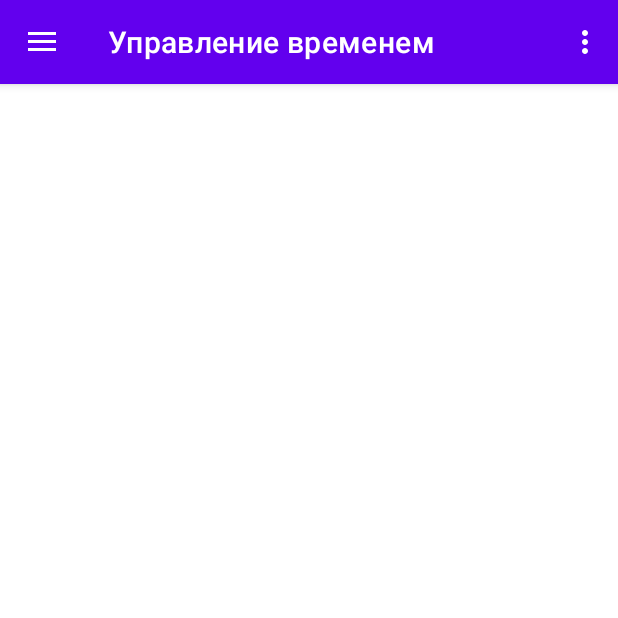
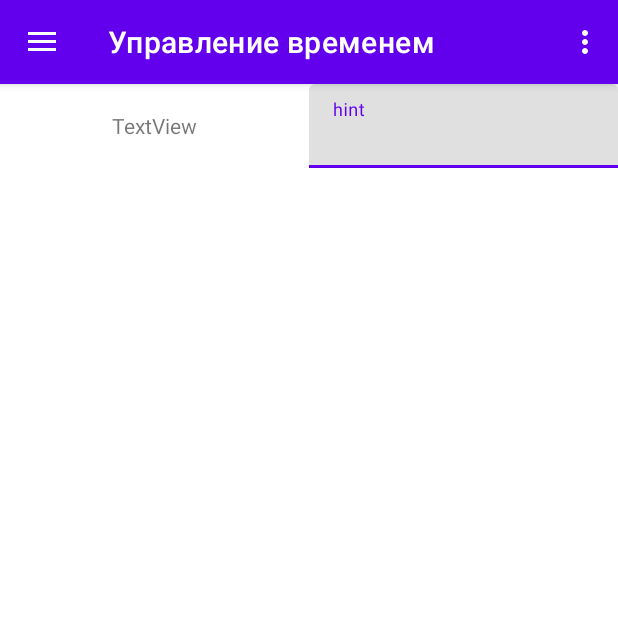
Before and after one commit to iluuxa/AttJournal, an Android app: the screen it shows after launch (MainActivity), in the side drawer, after a tap on "Управление временем", on a phone screen of 412 x 824 dp, the top half of it. Run offline under Robolectric (Android 15) with nearby library versions, the phone set to English and light mode, and no system bars; our stand-ins replace navigation-ui.

Commit message:
Закончен фрагмент таблицы

```diff
--- a/app/src/main/java/stu/ilexa/testjournal1/Group.java
+++ b/app/src/main/java/stu/ilexa/testjournal1/Group.java
@@ -151,6 +151,11 @@ public class Group {
     }
 
 
+    public static Student getStudent(int position){
+        return group[position];
+    }
+
+
     public static void testInit(){
         group = new Student[0];
         add(new Student("Акопян","Максим","Игоревич"));
--- a/app/src/main/java/stu/ilexa/testjournal1/ui/datecontol/DateControlFragment.java
+++ b/app/src/main/java/stu/ilexa/testjournal1/ui/datecontol/DateControlFragment.java
@@ -10,40 +10,19 @@ import android.view.ViewGroup;
 
 import stu.ilexa.testjournal1.R;
 
-/**
- * A simple {@link Fragment} subclass.
- * Use the {@link DateControlFragment#newInstance} factory method to
- * create an instance of this fragment.
- */
+
 public class DateControlFragment extends Fragment {
 
-    // TODO: Rename parameter arguments, choose names that match
-    // the fragment initialization parameters, e.g. ARG_ITEM_NUMBER
-    private static final String ARG_PARAM1 = "param1";
-    private static final String ARG_PARAM2 = "param2";
 
-    // TODO: Rename and change types of parameters
-    private String mParam1;
-    private String mParam2;
+
 
     public DateControlFragment() {
-        // Required empty public constructor
     }
 
-    /**
-     * Use this factory method to create a new instance of
-     * this fragment using the provided parameters.
-     *
-     * @param param1 Parameter 1.
-     * @param param2 Parameter 2.
-     * @return A new instance of fragment DateControlFragment.
-     */
-    // TODO: Rename and change types and number of parameters
+
     public static DateControlFragment newInstance(String param1, String param2) {
         DateControlFragment fragment = new DateControlFragment();
         Bundle args = new Bundle();
-        args.putString(ARG_PARAM1, param1);
-        args.putString(ARG_PARAM2, param2);
         fragment.setArguments(args);
         return fragment;
     }
@@ -52,15 +31,14 @@ public class DateControlFragment extends Fragment {
     public void onCreate(Bundle savedInstanceState) {
         super.onCreate(savedInstanceState);
         if (getArguments() != null) {
-            mParam1 = getArguments().getString(ARG_PARAM1);
-            mParam2 = getArguments().getString(ARG_PARAM2);
+
         }
     }
 
     @Override
     public View onCreateView(LayoutInflater inflater, ViewGroup container,
                              Bundle savedInstanceState) {
-        // Inflate the layout for this fragment
+
         return inflater.inflate(R.layout.fragment_date_control, container, false);
     }
 }
--- a/app/src/main/res/layout/fragment_date_control.xml
+++ b/app/src/main/res/layout/fragment_date_control.xml
@@ -1,8 +1,40 @@
 <?xml version="1.0" encoding="utf-8"?>
-<FrameLayout xmlns:android="http://schemas.android.com/apk/res/android"
-    xmlns:tools="http://schemas.android.com/tools"
-    android:layout_width="match_parent"
-    android:layout_height="match_parent"
-    tools:context=".ui.datecontol.DateControlFragment">
+    <ScrollView
+        xmlns:android="http://schemas.android.com/apk/res/android"
+        xmlns:tools="http://schemas.android.com/tools"
+        android:layout_width="match_parent"
+        android:layout_height="match_parent"
+        tools:context=".ui.datecontol.DateControlFragment">
 
-</FrameLayout>
+        <LinearLayout
+            android:layout_width="match_parent"
+            android:layout_height="wrap_content"
+            android:orientation="vertical" >
+
+            <LinearLayout
+                android:layout_width="match_parent"
+                android:layout_height="match_parent"
+                android:orientation="horizontal">
+
+                <TextView
+                    android:id="@+id/textView14"
+                    android:layout_width="match_parent"
+                    android:layout_height="match_parent"
+                    android:layout_weight="1"
+                    android:gravity="center"
+                    android:text="TextView" />
+
+                <com.google.android.material.textfield.TextInputLayout
+                    android:layout_width="match_parent"
+                    android:layout_height="match_parent"
+                    android:layout_weight="1">
+
+                    <com.google.android.material.textfield.TextInputEditText
+                        android:layout_width="match_parent"
+                        android:layout_height="wrap_content"
+                        android:inputType="datetime"
+                        android:hint="hint" />
+                </com.google.android.material.textfield.TextInputLayout>
+            </LinearLayout>
+        </LinearLayout>
+</ScrollView>
```
Also changed, not shown: app/src/main/java/stu/ilexa/testjournal1/Schedule.java (+15 -0 lines), app/src/main/java/stu/ilexa/testjournal1/ui/tables/SubjectRecyclerViewAdapter.java (+6 -9 lines), app/src/main/java/stu/ilexa/testjournal1/ui/tables/TableFragment.java (+26 -3 lines), app/src/main/res/layout/fragment_table.xml (+8 -4 lines).
